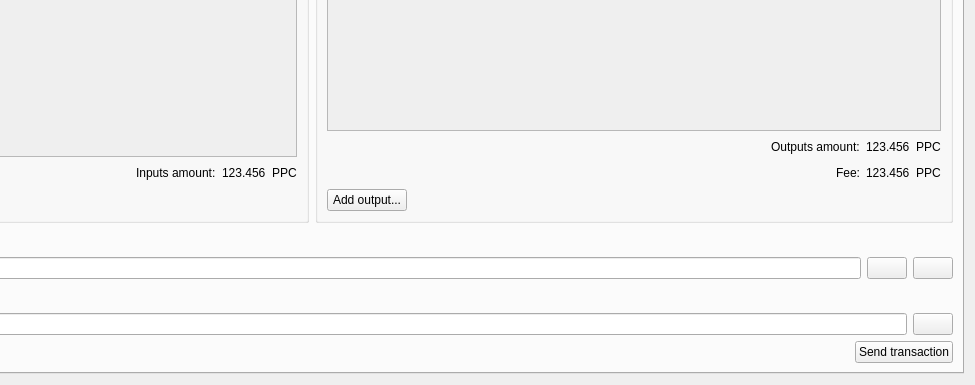
Above: src/qt/forms/multisigdialog.ui from sumcoinlabs/sumcoin before the change; both pictures show x 352 to 1327 and y 210 to 595 of the 1327 by 595 pixel window. Below: the same form after it.
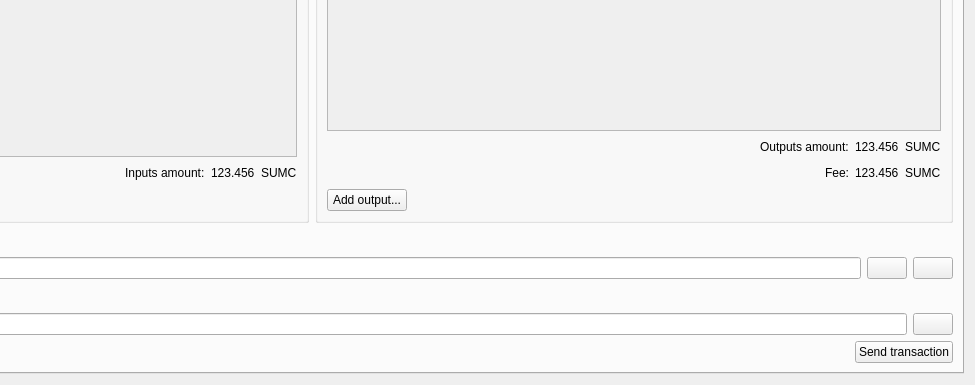
That is the form after the change. The open tabs and pages were chosen to show the change. Icons and pictures are not drawn.

```diff
--- a/src/qt/forms/multisigdialog.ui
+++ b/src/qt/forms/multisigdialog.ui
@@ -399,7 +399,7 @@
                 <item>
                  <widget class="QLabel" name="label">
                   <property name="text">
-                   <string>PPC</string>
+                   <string>SUMC</string>
                   </property>
                  </widget>
                 </item>
@@ -518,7 +518,7 @@
                 <item>
                  <widget class="QLabel" name="label_2">
                   <property name="text">
-                   <string>PPC</string>
+                   <string>SUMC</string>
                   </property>
                  </widget>
                 </item>
@@ -556,7 +556,7 @@
                 <item>
                  <widget class="QLabel" name="label_3">
                   <property name="text">
-                   <string>PPC</string>
+                   <string>SUMC</string>
                   </property>
                  </widget>
                 </item>
```
